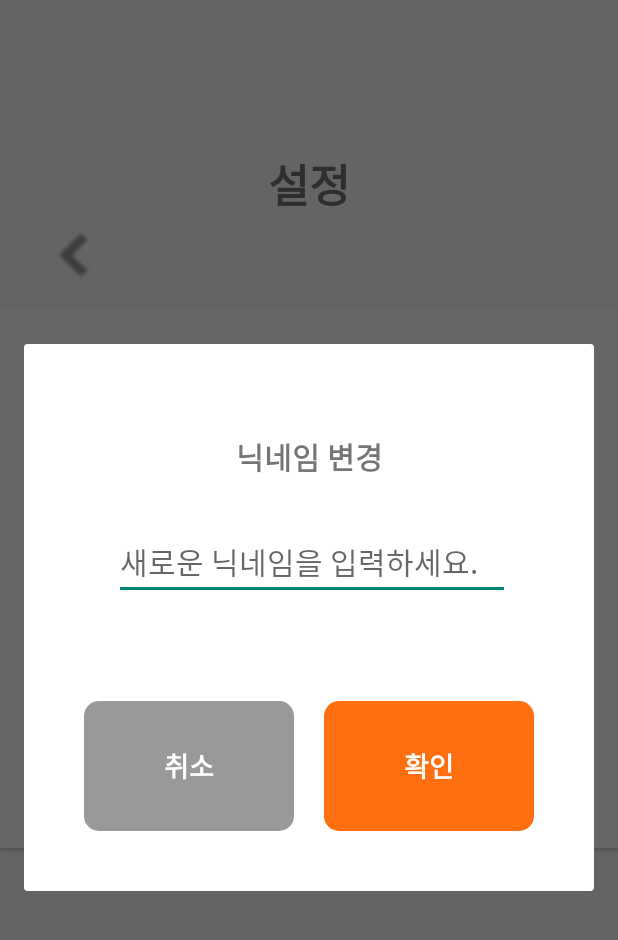
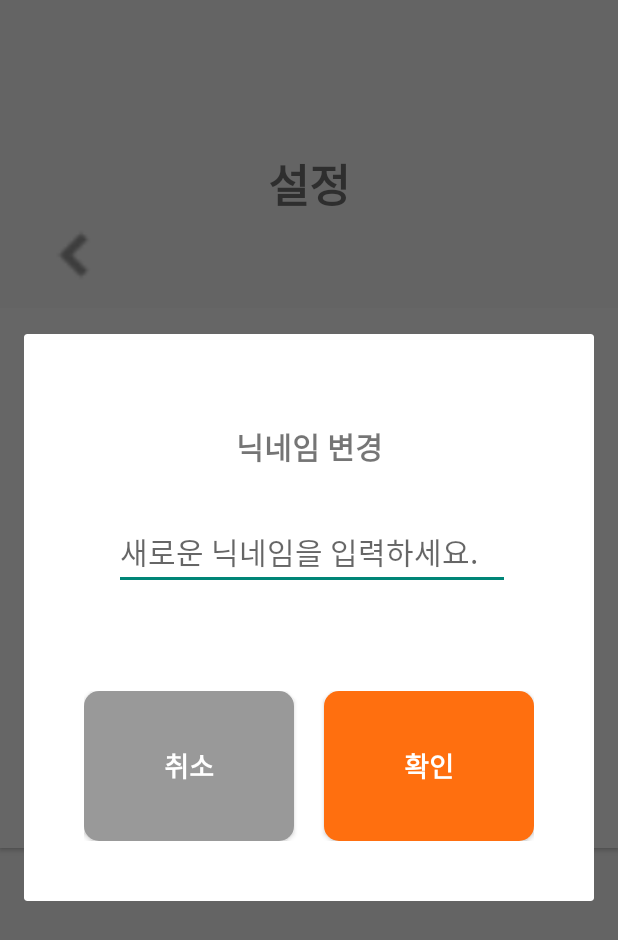
Before and after one commit to fkrdlaos/BODA, an Android app: the SettingsActivity screen opened directly, with no data from a screen before it, after a tap on "닉네임 변경", on a phone screen of 412 x 824 dp. Shown: the top 940 px of the screen. Run offline under Robolectric (Android 15) with nearby library versions, the phone set to English and light mode, and no system bars; our stand-ins replace Firebase (no records; nobody signed in at launch, a user with empty details on screens opened directly); 1 statement that could not run was skipped.

Commit message:
UI 오류 수정

```diff
--- a/app/src/main/AndroidManifest.xml
+++ b/app/src/main/AndroidManifest.xml
@@ -22,10 +22,6 @@
     <uses-feature
         android:name="android.hardware.camera.front.autofocus"
         android:required="false" />
-
-
-
-
 
 
     <application
--- a/app/src/main/res/layout/popup_change_nickname.xml
+++ b/app/src/main/res/layout/popup_change_nickname.xml
@@ -1,8 +1,8 @@
 <?xml version="1.0" encoding="utf-8"?>
 <LinearLayout xmlns:android="http://schemas.android.com/apk/res/android"
     xmlns:tools="http://schemas.android.com/tools"
-    android:layout_width="1050px"
-    android:layout_height="600px"
+    android:layout_width="match_parent"
+    android:layout_height="650px"
     android:background="@drawable/popup_round"
     android:gravity="center"
     android:orientation="vertical"
@@ -12,16 +12,16 @@
         android:layout_width="match_parent"
         android:layout_height="wrap_content"
         android:layout_marginTop="30px"
+        android:gravity="center"
         android:text="닉네임 변경"
         android:textSize="20sp"
-        android:textStyle="bold"
-        android:gravity="center"/>
+        android:textStyle="bold" />
 
     <LinearLayout
         android:layout_width="match_parent"
         android:layout_height="wrap_content"
+        android:layout_marginStart="30px"
         android:layout_marginTop="45px"
-        android:layout_marginStart="30px"
         android:layout_marginEnd="30px"
         android:orientation="horizontal">
 
@@ -37,7 +37,7 @@
             android:layout_width="match_parent"
             android:layout_height="wrap_content"
             android:text="0/15"
-            android:textSize="16sp"/>
+            android:textSize="16sp" />
 
     </LinearLayout>
 
@@ -49,26 +49,26 @@
 
         <Button
             android:id="@+id/buttonCancel"
-            android:background="@drawable/popup_button1"
             android:layout_width="450px"
-            android:layout_height="130px"
+            android:layout_height="150px"
             android:layout_marginEnd="30px"
             android:layout_weight="1"
+            android:background="@drawable/popup_button1"
             android:text="취소"
             android:textColor="#FFFFFF"
-            android:textStyle="bold"
-            android:textSize="18sp"/>
+            android:textSize="18sp"
+            android:textStyle="bold" />
 
         <Button
             android:id="@+id/buttonConfirm"
+            android:layout_width="450px"
+            android:layout_height="150px"
+            android:layout_weight="1"
             android:background="@drawable/popup_button2"
-            android:layout_width="450px"
-            android:layout_height="130px"
-            android:layout_weight="1"
             android:text="확인"
             android:textColor="#FFFFFF"
-            android:textStyle="bold"
-            android:textSize="18sp"            />
+            android:textSize="18sp"
+            android:textStyle="bold" />
 
     </LinearLayout>
 
```
Also changed, not shown: app/src/main/res/layout/activity_detail.xml (+15 -15 lines), app/src/main/res/layout/activity_study.xml (+22 -7 lines).
